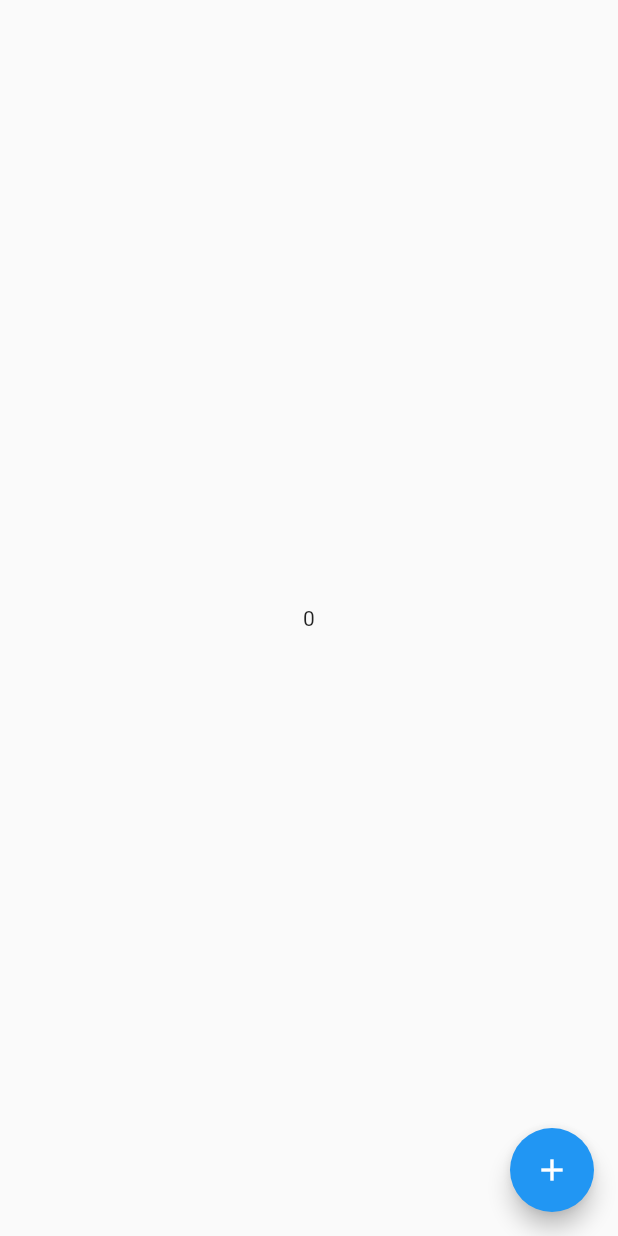
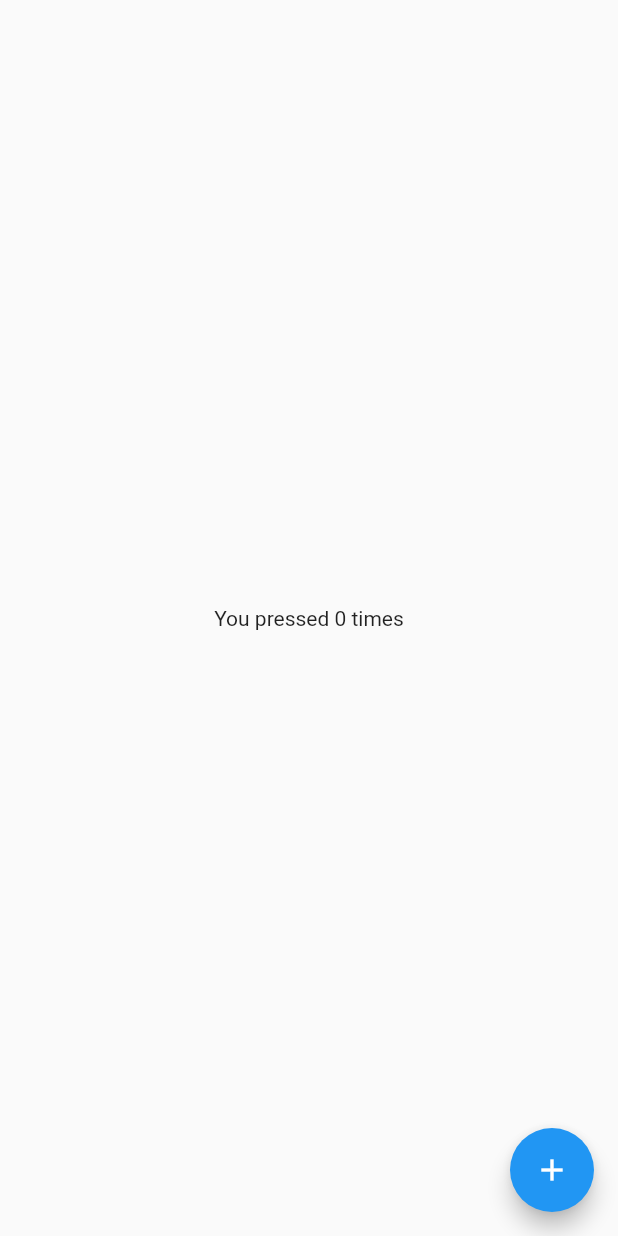
Before and after one commit to foxtrotravi/provider_tutorial, a Flutter app: the screen it shows after launch, on a phone screen of 412 x 824 dp. Run offline on Flutter 3.47's test engine with Material 2 defaults, Android fonts, the phone set to English and light mode, and no system bars.

Commit message:
Implement counter with multiprovider

```diff
--- a/lib/counter_page.dart
+++ b/lib/counter_page.dart
@@ -1,12 +1,13 @@
 import 'package:flutter/material.dart';
 import 'package:provider/provider.dart';
+import 'package:provider_tutorial/main.dart';
 
 class CounterPage extends StatelessWidget {
   const CounterPage({super.key});
 
   @override
   Widget build(BuildContext context) {
-    final count = Provider.of<int>(context);
+    final count = Provider.of<Translation>(context);
     return Text(count.toString());
   }
 }
--- a/lib/main.dart
+++ b/lib/main.dart
@@ -23,8 +23,18 @@ class _MainAppState extends State<MainApp> {
     return MaterialApp(
       home: Scaffold(
         body: Center(
-          child: ProxyProvider0<int>(
-            update: (context, _) => count,
+          child: MultiProvider(
+            providers: [
+              ProxyProvider0<int>(
+                update: (context, _) => count,
+                child: const CounterPage(),
+              ),
+              ProxyProvider<int, Translation>(
+                update: (context, count, _) {
+                  return Translation('You pressed $count times');
+                },
+              ),
+            ],
             child: const CounterPage(),
           ),
         ),
@@ -40,3 +50,12 @@ class _MainAppState extends State<MainApp> {
     );
   }
 }
+
+class Translation {
+  final String text;
+
+  Translation(this.text);
+
+  @override
+  String toString() => text;
+}
```
